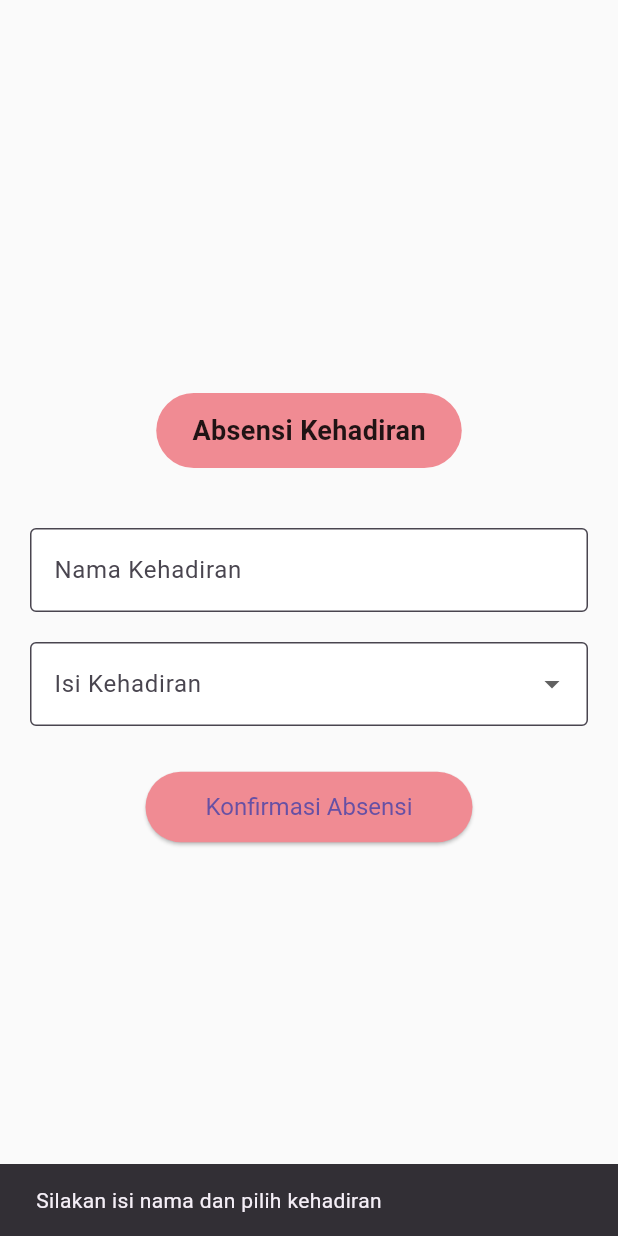
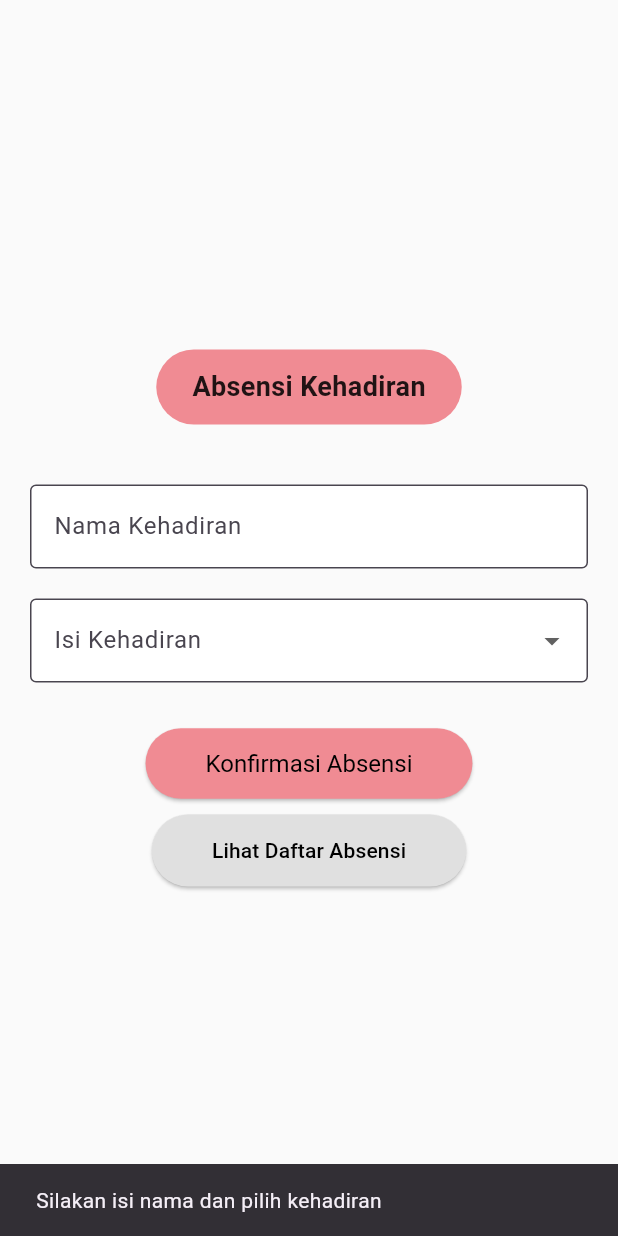
Before and after one commit to artikarahayu/kehadiran, a Flutter app: the screen it shows after launch, after a tap on "Konfirmasi Absensi", on a phone screen of 412 x 824 dp. Run offline on Flutter 3.47's test engine with Material 3 defaults, Android fonts, the phone set to English and light mode, and no system bars; our stand-ins replace supabase_flutter; accounts and stored records are empty.

Commit message:
koding akhir

```diff
--- a/lib/absensi_screen.dart
+++ b/lib/absensi_screen.dart
@@ -1,5 +1,8 @@
+// absensi_screen.dart
 import 'package:flutter/material.dart';
-import 'sukses_screen.dart'; // menambahkan import halaman sukses
+import 'package:supabase_flutter/supabase_flutter.dart';
+import 'sukses_screen.dart';
+import 'list_absensi_screen.dart';
 
 class AbsensiScreen extends StatefulWidget {
   const AbsensiScreen({super.key});
@@ -9,31 +12,35 @@ class AbsensiScreen extends StatefulWidget {
 }
 
 class _AbsensiScreenState extends State<AbsensiScreen> {
-  final List<String> isiList = ['Hadir', 'Tidak Hadir']; // opsi kehadiran
-  final TextEditingController _namaController =
-      TextEditingController(); // controller untuk input nama
+  final List<String> isiList = ['Hadir', 'Tidak Hadir'];
+  final TextEditingController _namaController = TextEditingController();
+  String? selectedIsi;
 
-  String? selectedIsi; // isi kehadiran yang dipilih
-
-  // fungsi saat klik tombol
-  void _konfirmasi() {
-    final String nama =
-        _namaController.text.trim(); // ambil dan bersihkan input nama
+  Future<void> _konfirmasi() async {
+    final String nama = _namaController.text.trim();
 
     if (nama.isNotEmpty && selectedIsi != null) {
-      final DateTime waktuAbsen = DateTime.now(); //mengambil waktu saat ini
-      Navigator.push(
-        // pindah ke halaman sukses
-        context,
-        MaterialPageRoute(
-          builder:
-              (context) => SuksesScreen(
-                waktu: waktuAbsen, // waktu absen yang diambil
-              ),
-        ),
-      );
+      final DateTime waktuAbsen = DateTime.now();
+
+      try {
+        await Supabase.instance.client.from('absensi').insert({
+          'nama': nama,
+          'waktu': waktuAbsen.toIso8601String(),
+          'status': selectedIsi,
+        });
+
+        Navigator.push(
+          context,
+          MaterialPageRoute(
+            builder: (context) => SuksesScreen(waktu: waktuAbsen, nama: nama),
+          ),
+        );
+      } catch (e) {
+        ScaffoldMessenger.of(
+          context,
+        ).showSnackBar(SnackBar(content: Text('Gagal menyimpan absensi: $e')));
+      }
     } else {
-      // tampilkan snackbar jika belum lengkap
       ScaffoldMessenger.of(context).showSnackBar(
         const SnackBar(content: Text('Silakan isi nama dan pilih kehadiran')),
       );
@@ -42,7 +49,7 @@ class _AbsensiScreenState extends State<AbsensiScreen> {
 
   @override
   void dispose() {
-    _namaController.dispose(); // bersihkan controller saat widget dihancurkan
+    _namaController.dispose();
     super.dispose();
   }
 
@@ -50,11 +57,10 @@ class _AbsensiScreenState extends State<AbsensiScreen> {
   Widget build(BuildContext context) {
     return Scaffold(
       body: Center(
-        // isi tengah
         child: Padding(
           padding: const EdgeInsets.all(20),
           child: Column(
-            mainAxisAlignment: MainAxisAlignment.center, // posisi tengah
+            mainAxisAlignment: MainAxisAlignment.center,
             children: [
               Container(
                 padding: const EdgeInsets.symmetric(
@@ -62,11 +68,11 @@ class _AbsensiScreenState extends State<AbsensiScreen> {
                   vertical: 12,
                 ),
                 decoration: BoxDecoration(
-                  color: const Color(0xFFF08B93), // warna pink
+                  color: const Color(0xFFF08B93),
                   borderRadius: BorderRadius.circular(30),
                 ),
                 child: const Text(
-                  'Absensi Kehadiran', // judul
+                  'Absensi Kehadiran',
                   style: TextStyle(
                     fontSize: 18,
                     fontWeight: FontWeight.bold,
@@ -75,20 +81,18 @@ class _AbsensiScreenState extends State<AbsensiScreen> {
                 ),
               ),
               const SizedBox(height: 40),
-
               TextField(
                 controller: _namaController,
                 decoration: const InputDecoration(
-                  labelText: 'Nama Kehadiran', // label input
+                  labelText: 'Nama Kehadiran',
                   border: OutlineInputBorder(),
                   filled: true,
                   fillColor: Colors.white,
                 ),
               ),
               const SizedBox(height: 20),
-
               DropdownButtonFormField<String>(
-                value: selectedIsi, // nilai awal dropdown
+                value: selectedIsi,
                 items:
                     isiList
                         .map(
@@ -97,30 +101,50 @@ class _AbsensiScreenState extends State<AbsensiScreen> {
                         )
                         .toList(),
                 decoration: const InputDecoration(
-                  labelText: 'Isi Kehadiran', // label input
+                  labelText: 'Isi Kehadiran',
                   border: OutlineInputBorder(),
                   filled: true,
                   fillColor: Colors.white,
                 ),
                 onChanged: (value) {
                   setState(() {
-                    selectedIsi = value; // simpan pilihan
+                    selectedIsi = value;
                   });
                 },
               ),
               const SizedBox(height: 30),
-
               ElevatedButton(
-                onPressed: _konfirmasi, // panggil fungsi konfirmasi
+                onPressed: _konfirmasi,
                 style: ElevatedButton.styleFrom(
-                  backgroundColor: const Color(0xFFF08B93), // warna tombol
+                  backgroundColor: const Color(0xFFF08B93),
+                  foregroundColor: Colors.black,
                   padding: const EdgeInsets.symmetric(
                     horizontal: 40,
                     vertical: 14,
                   ),
                   textStyle: const TextStyle(fontSize: 16),
                 ),
-                child: const Text('Konfirmasi Absensi'), // teks tombol
+                child: const Text('Konfirmasi Absensi'),
+              ),
+              const SizedBox(height: 10),
+              ElevatedButton(
+                onPressed: () {
+                  Navigator.push(
+                    context,
+                    MaterialPageRoute(
+                      builder: (_) => const ListAbsensiScreen(),
+                    ),
+                  );
+                },
+                style: ElevatedButton.styleFrom(
+                  backgroundColor: Colors.grey.shade300,
+                  foregroundColor: Colors.black,
+                  padding: const EdgeInsets.symmetric(
+                    horizontal: 40,
+                    vertical: 14,
+                  ),
+                ),
+                child: const Text('Lihat Daftar Absensi'),
               ),
             ],
           ),
--- a/lib/main.dart
+++ b/lib/main.dart
@@ -1,27 +1,37 @@
+// main.dart
 import 'package:flutter/material.dart';
-import 'absensi_screen.dart'; //import halaman absensi
+import 'package:supabase_flutter/supabase_flutter.dart';
+import 'absensi_screen.dart';
 
-void main() {
-  runApp(const AbsensiApp()); //menjalankan aplikasi
+Future<void> main() async {
+  WidgetsFlutterBinding.ensureInitialized();
+
+  await Supabase.initialize(
+    url: 'https://fveomzyswvehjsrqqgoo.supabase.co',
+    anonKey:
+        'eyJhbGciOiJIUzI1NiIsInR5cCI6IkpXVCJ9.eyJpc3MiOiJzdXBhYmFzZSIsInJlZiI6ImZ2ZW9tenlzd3ZlaGpzcnFxZ29vIiwicm9sZSI6ImFub24iLCJpYXQiOjE3NDg3NTMwNDEsImV4cCI6MjA2NDMyOTA0MX0.YU3KbaVjBTQjE19KijMoUYSy5Iy63eVcpDFS233PmTc',
+  );
+
+  runApp(const AbsensiApp());
 }
 
 class AbsensiApp extends StatelessWidget {
-  //membuat class AbsensiApp
-  const AbsensiApp({super.key}); //constructor AbsensiApp
+  const AbsensiApp({super.key});
 
   @override
   Widget build(BuildContext context) {
-    //method build untuk membuat tampilan
     return MaterialApp(
-      //menggunakan MaterialApp untuk tampilan material design
-      title: 'Absensi Kehadiran', //judul aplikasi
+      title: 'Absensi Kehadiran',
       debugShowCheckedModeBanner: false,
       theme: ThemeData(
-        //mengatur tema aplikasi
-        scaffoldBackgroundColor: const Color(0xFFFAFAFA), //warna latar belakang
-        useMaterial3: true, //menggunakan material 3
+        useMaterial3: true,
+        scaffoldBackgroundColor: const Color(0xFFFAFAFA),
+        appBarTheme: const AppBarTheme(
+          backgroundColor: Color(0xFFF08B93),
+          foregroundColor: Colors.black,
+        ),
       ),
-      home: AbsensiScreen(), //menampilkan halaman utama AbsensiScreen
+      home: const AbsensiScreen(),
     );
   }
 }
--- a/pubspec.yaml
+++ b/pubspec.yaml
@@ -35,6 +35,7 @@ dependencies:
   # Use with the CupertinoIcons class for iOS style icons.
   cupertino_icons: ^1.0.8
   intl: ^0.20.2
+  supabase_flutter: ^2.9.0
 
 dev_dependencies:
   flutter_test:
```
Also changed, not shown: lib/add_absensi.dart (added, +132 -0 lines), lib/edit_absensi.dart (added, +140 -0 lines), lib/list_absensi_screen.dart (added, +175 -0 lines), lib/sukses_screen.dart (+32 -42 lines), pubspec.lock, 5 other files.
